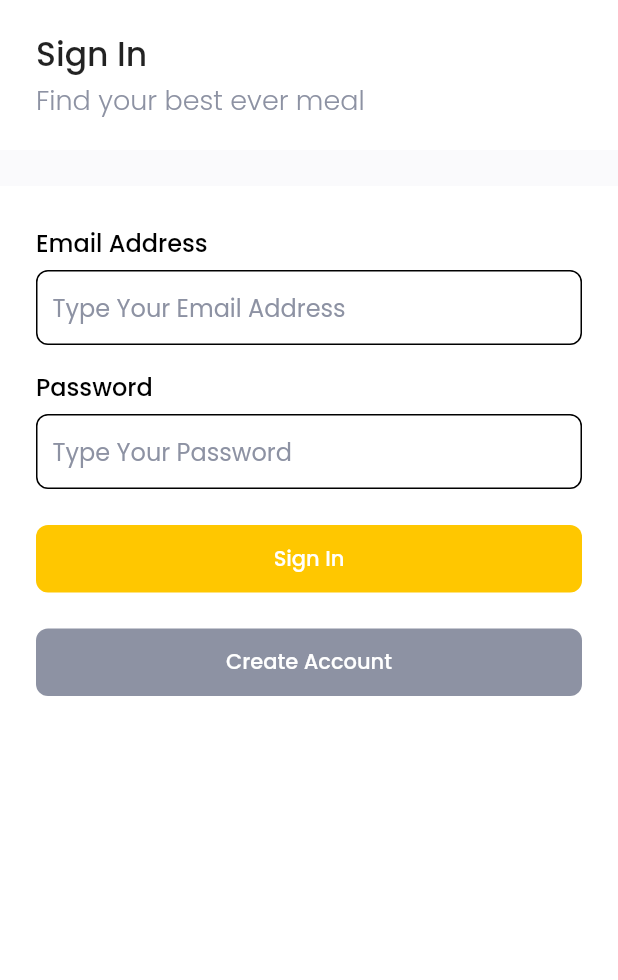
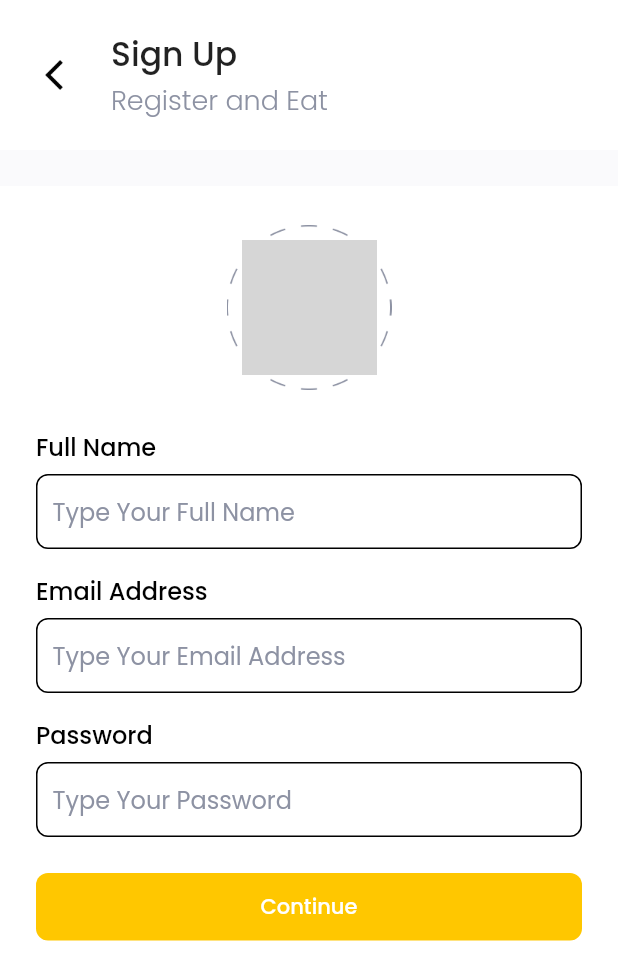
Before and after one commit to wahyuhidayat-dev/flutter_foodmarkets, a Flutter app: the screen it shows after launch, after a tap on "Create Account", on a phone screen of 412 x 824 dp. Shown: the top 980 px of the screen. Run offline on Flutter 3.47's test engine with Material 2 defaults, Android fonts, the phone set to English and light mode, and no system bars; our stand-ins replace flutter_spinkit, get, google_fonts, supercharged; network calls fail; grey boxes are pictures that could not be loaded.

Commit message:
update sign up page

```diff
--- a/lib/main.dart
+++ b/lib/main.dart
@@ -1,5 +1,6 @@
 import 'package:flutter/material.dart';
 import 'package:foodmarket/ui/pages/pages.dart';
+import 'package:get/get.dart';
 
 void main() {
   runApp(MyApp());
@@ -8,7 +9,7 @@ void main() {
 class MyApp extends StatelessWidget {
   @override
   Widget build(BuildContext context) {
-    return MaterialApp(
+    return GetMaterialApp(
       debugShowCheckedModeBanner: false,
       home: SignInPage(),
     );
--- a/lib/ui/pages/general_page.dart
+++ b/lib/ui/pages/general_page.dart
@@ -36,7 +36,13 @@ class GeneralPage extends StatelessWidget {
                       child: Row(
                         children: [
                           onBackButtonPressed != null
-                              ? Container(
+                              ? GestureDetector(
+                                  onTap: () {
+                                    if (onBackButtonPressed != null) {
+                                      onBackButtonPressed;
+                                    }
+                                  },
+                                  child: Container(
                                     height: 24,
                                     width: 24,
                                     margin: EdgeInsets.only(right: 26),
@@ -44,6 +50,7 @@ class GeneralPage extends StatelessWidget {
                                         image: DecorationImage(
                                             image: AssetImage(
                                                 'assets/back_arrow.png'))),
+                                  ),
                                 )
                               : SizedBox(),
                           Column(
--- a/lib/ui/pages/pages.dart
+++ b/lib/ui/pages/pages.dart
@@ -1,8 +1,10 @@
 import 'package:flutter/material.dart';
 import 'package:flutter_spinkit/flutter_spinkit.dart';
 import 'package:foodmarket/shared/shared.dart';
+import 'package:get/get.dart';
 import 'package:google_fonts/google_fonts.dart';
 import 'package:supercharged/supercharged.dart';
 
 part 'general_page.dart';
 part 'sign_in_page.dart';
+part 'sign_up_page.dart';
--- a/lib/ui/pages/sign_in_page.dart
+++ b/lib/ui/pages/sign_in_page.dart
@@ -98,7 +98,9 @@ class _SignInPageState extends State<SignInPage> {
                       color: mainColor,
                     )
                   : RaisedButton(
-                      onPressed: () {},
+                      onPressed: () {
+                        Get.to(SignUpPage());
+                      },
                       elevation: 0,
                       shape: RoundedRectangleBorder(
                           borderRadius: BorderRadius.circular(8)),
--- /dev/null
+++ b/lib/ui/pages/sign_up_page.dart
@@ -0,0 +1,133 @@
+part of 'pages.dart';
+
+class SignUpPage extends StatefulWidget {
+  @override
+  _SignUpPageState createState() => _SignUpPageState();
+}
+
+class _SignUpPageState extends State<SignUpPage> {
+  @override
+  Widget build(BuildContext context) {
+    TextEditingController emailConntroller = TextEditingController();
+    TextEditingController passwordController = TextEditingController();
+    TextEditingController nameController = TextEditingController();
+
+    return GeneralPage(
+      title: 'Sign Up',
+      subtitle: "Register and Eat",
+      onBackButtonPressed: () {
+        Get.back();
+      },
+      child: Column(
+        children: [
+          Container(
+            height: 110,
+            width: 110,
+            margin: EdgeInsets.only(top: 26),
+            padding: EdgeInsets.all(10),
+            decoration: BoxDecoration(
+                image: DecorationImage(
+                    image: AssetImage('assets/photo_border.png'))),
+            child: Container(
+              decoration: BoxDecoration(
+                  shape: BoxShape.circle,
+                  image: DecorationImage(
+                      image: NetworkImage(
+                          'https://unsplash.com/photos/mEZ3PoFGs_k'),
+                      fit: BoxFit.cover)),
+            ),
+          ),
+          Container(
+            width: double.infinity,
+            margin: EdgeInsets.fromLTRB(defaultMargin, 26, defaultMargin, 6),
+            child: Text(
+              "Full Name",
+              style: blackFontStyle2,
+            ),
+          ),
+          Container(
+            width: double.infinity,
+            margin: EdgeInsets.symmetric(horizontal: defaultMargin),
+            padding: EdgeInsets.symmetric(horizontal: 10),
+            decoration: BoxDecoration(
+              borderRadius: BorderRadius.circular(8),
+              border: Border.all(color: Colors.black),
+            ),
+            child: TextField(
+              controller: nameController,
+              decoration: InputDecoration(
+                  border: InputBorder.none,
+                  hintStyle: greyFontStyle,
+                  hintText: 'Type Your Full Name'),
+            ),
+          ),
+          Container(
+            width: double.infinity,
+            margin: EdgeInsets.fromLTRB(defaultMargin, 16, defaultMargin, 6),
+            child: Text(
+              "Email Address",
+              style: blackFontStyle2,
+            ),
+          ),
+          Container(
+            width: double.infinity,
+            margin: EdgeInsets.symmetric(horizontal: defaultMargin),
+            padding: EdgeInsets.symmetric(horizontal: 10),
+            decoration: BoxDecoration(
+              borderRadius: BorderRadius.circular(8),
+              border: Border.all(color: Colors.black),
+            ),
+            child: TextField(
+              controller: emailConntroller,
+              decoration: InputDecoration(
+                  border: InputBorder.none,
+                  hintStyle: greyFontStyle,
+                  hintText: 'Type Your Email Address'),
+            ),
+          ),
+          Container(
+            width: double.infinity,
+            margin: EdgeInsets.fromLTRB(defaultMargin, 16, defaultMargin, 6),
+            child: Text(
+              "Password",
+              style: blackFontStyle2,
+            ),
+          ),
+          Container(
+            width: double.infinity,
+            margin: EdgeInsets.symmetric(horizontal: defaultMargin),
+            padding: EdgeInsets.symmetric(horizontal: 10),
+            decoration: BoxDecoration(
+              borderRadius: BorderRadius.circular(8),
+              border: Border.all(color: Colors.black),
+            ),
+            child: TextField(
+              controller: passwordController,
+              decoration: InputDecoration(
+                  border: InputBorder.none,
+                  hintStyle: greyFontStyle,
+                  hintText: 'Type Your Password'),
+            ),
+          ),
+          Container(
+              width: double.infinity,
+              margin: EdgeInsets.only(top: 24),
+              height: 45,
+              padding: EdgeInsets.symmetric(horizontal: defaultMargin),
+              child: RaisedButton(
+                onPressed: () {},
+                elevation: 0,
+                shape: RoundedRectangleBorder(
+                    borderRadius: BorderRadius.circular(8)),
+                color: mainColor,
+                child: Text(
+                  "Continue",
+                  style: GoogleFonts.poppins(
+                      color: Colors.white, fontWeight: FontWeight.w500),
+                ),
+              )),
+        ],
+      ),
+    );
+  }
+}
--- a/pubspec.yaml
+++ b/pubspec.yaml
@@ -26,6 +26,7 @@ dependencies:
   cupertino_icons: ^1.0.0
   flutter_bloc: ^6.1.3
   flutter_spinkit: ^4.1.2+1
+  get: ^3.26.0
   google_fonts: ^1.1.2
   supercharged: ^1.12.0
 
```
Also changed, not shown: pubspec.lock. Lines whose indentation alone changed are shown as unchanged.
